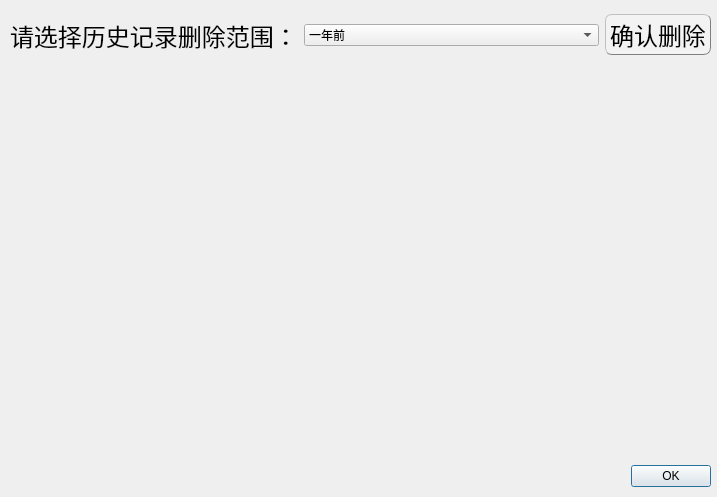
The window that historyshow.ui (EsZHU/QtExamSystem) describes before a commit, drawn with Qt 5.
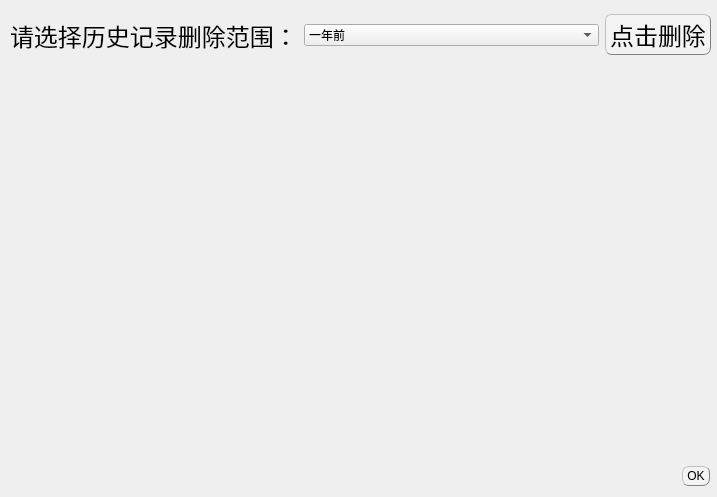
The same window after the commit.

What changed in the file:
```diff
--- a/historyshow.ui
+++ b/historyshow.ui
@@ -34,12 +34,17 @@
   <widget class="QDialogButtonBox" name="buttonBox">
    <property name="geometry">
     <rect>
-     <x>370</x>
+     <x>310</x>
      <y>460</y>
-     <width>341</width>
+     <width>400</width>
      <height>32</height>
     </rect>
    </property>
+   <property name="styleSheet">
+    <string notr="true">QPushButton{background-color: rgb(243, 243, 243);border:0.5px groove gray;border-radius:7px;padding:2px 4px;border-style: outset;}
+QPushButton:hover{background-color:rgb(229, 241, 251); color: black;}
+QPushButton:pressed{background-color:rgb(191, 190, 192);border-style: inset;}</string>
+   </property>
    <property name="orientation">
     <enum>Qt::Horizontal</enum>
    </property>
@@ -133,7 +138,7 @@
 QPushButton:pressed{background-color:rgb(191, 190, 192);border-style: inset;}</string>
       </property>
       <property name="text">
-       <string>确认删除</string>
+       <string>点击删除</string>
       </property>
      </widget>
     </item>
```
